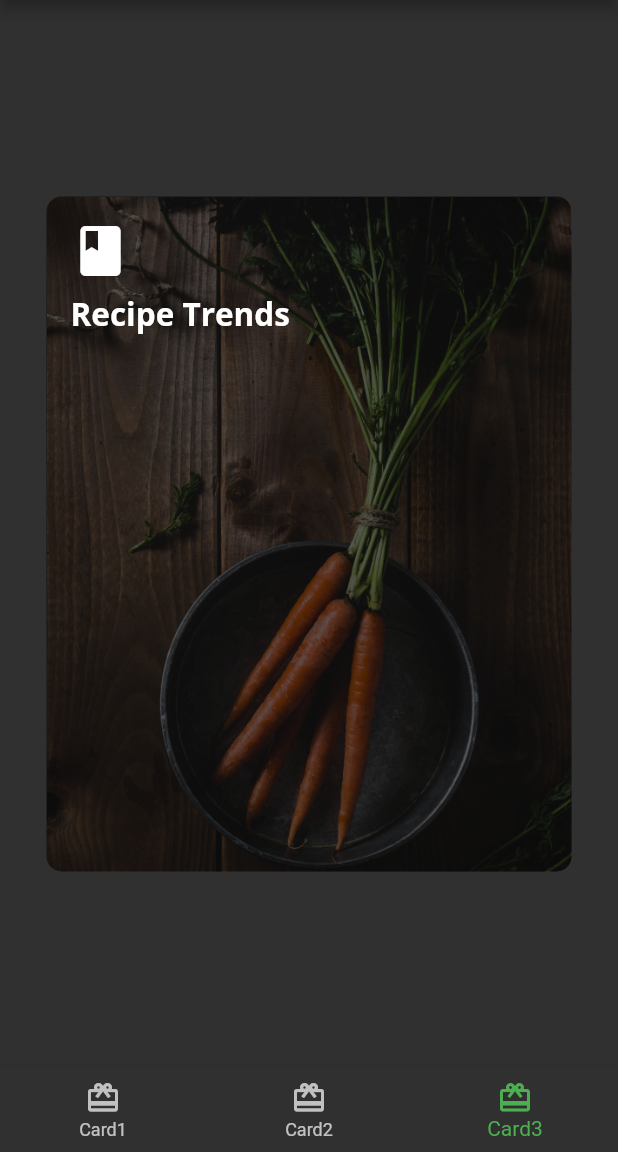
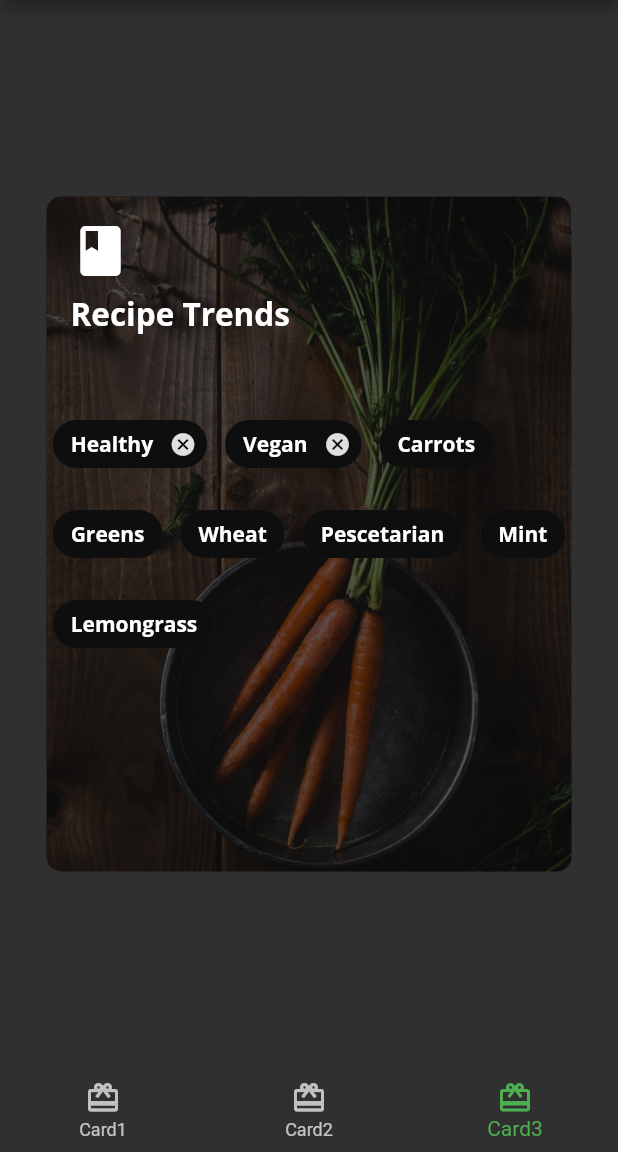
Before and after one commit to maquadir/Flutter_Widgets, a Flutter app: the screen it shows after launch, item 3 of the bottom bar chosen, on a phone screen of 412 x 824 dp, the part 84-1236 px from its top. Run offline on Flutter 3.47's test engine with Material 2 defaults, Android fonts, the phone set to English and light mode, and no system bars; our stand-ins replace google_fonts.

Commit message:
complete card3 by adding chips

```diff
--- a/lib/card3.dart
+++ b/lib/card3.dart
@@ -1,3 +1,5 @@
+import 'dart:developer';
+
 import 'package:flutter/cupertino.dart';
 import 'package:flutter/material.dart';
 
@@ -43,6 +45,66 @@ class Card3 extends StatelessWidget {
                     ],
                   ),
                 ),
+                Center(
+                  // 11
+                  child: Wrap(
+                    // 12
+                    alignment: WrapAlignment.start,
+                    // 13
+                    spacing: 12,
+                    // 14
+                    runSpacing: 12,
+                    // 15
+                    children: [
+                      Chip(
+                        label: Text('Healthy',
+                            style: FooderlichTheme.darkTextTheme.bodyText1),
+                        backgroundColor: Colors.black.withOpacity(0.7),
+                        onDeleted: () {
+                          log('delete');
+                        },
+                      ),
+                      Chip(
+                        label: Text('Vegan',
+                            style: FooderlichTheme.darkTextTheme.bodyText1),
+                        backgroundColor: Colors.black.withOpacity(0.7),
+                        onDeleted: () {
+                          log('delete');
+                        },
+                      ),
+                      Chip(
+                        label: Text('Carrots',
+                            style: FooderlichTheme.darkTextTheme.bodyText1),
+                        backgroundColor: Colors.black.withOpacity(0.7),
+                      ),
+                      Chip(
+                        label: Text('Greens',
+                            style: FooderlichTheme.darkTextTheme.bodyText1),
+                        backgroundColor: Colors.black.withOpacity(0.7),
+                      ),
+                      Chip(
+                        label: Text('Wheat',
+                            style: FooderlichTheme.darkTextTheme.bodyText1),
+                        backgroundColor: Colors.black.withOpacity(0.7),
+                      ),
+                      Chip(
+                        label: Text('Pescetarian',
+                            style: FooderlichTheme.darkTextTheme.bodyText1),
+                        backgroundColor: Colors.black.withOpacity(0.7),
+                      ),
+                      Chip(
+                        label: Text('Mint',
+                            style: FooderlichTheme.darkTextTheme.bodyText1),
+                        backgroundColor: Colors.black.withOpacity(0.7),
+                      ),
+                      Chip(
+                        label: Text('Lemongrass',
+                            style: FooderlichTheme.darkTextTheme.bodyText1),
+                        backgroundColor: Colors.black.withOpacity(0.7),
+                      ),
+                    ],
+                  ),
+                ),
               ],
             )));
   }
```
